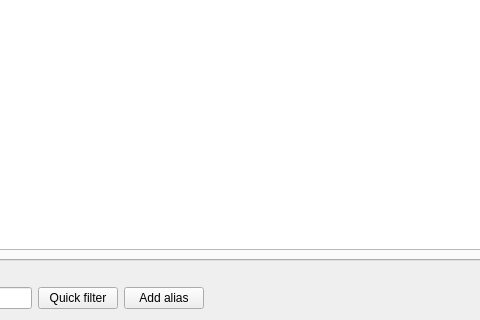
Qt form app/formatsgui/postimportdialog.ui (DarkHobbit/homewallet) before a commit; both pictures show x 87 to 567 and y 448 to 768 of the 1536 by 768 pixel window.
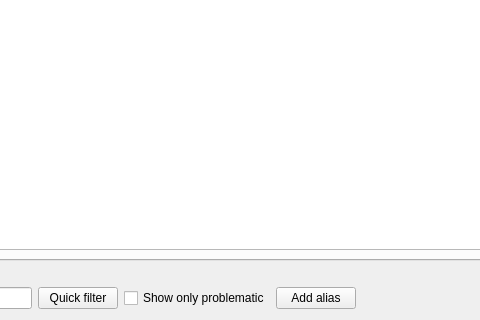
The same form after that commit.

Commit message: Compact text file format: option for show only problematic candidates

Diff of the .ui file:
```diff
--- a/app/formatsgui/postimportdialog.ui
+++ b/app/formatsgui/postimportdialog.ui
@@ -127,6 +127,13 @@
        </property>
       </widget>
      </item>
+     <item>
+      <widget class="QCheckBox" name="cbShowOnlyProblematic">
+       <property name="text">
+        <string>Show only problematic</string>
+       </property>
+      </widget>
+     </item>
      <item>
       <widget class="QPushButton" name="btnAddAlias">
        <property name="text">
```
The commit also changes 7 other files.
